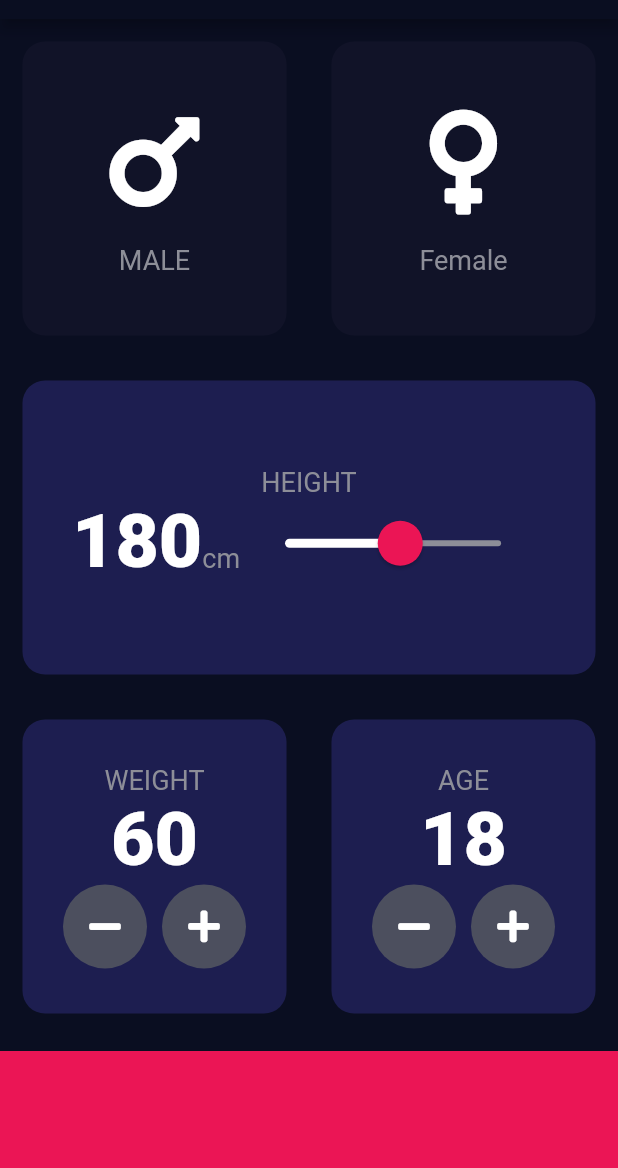
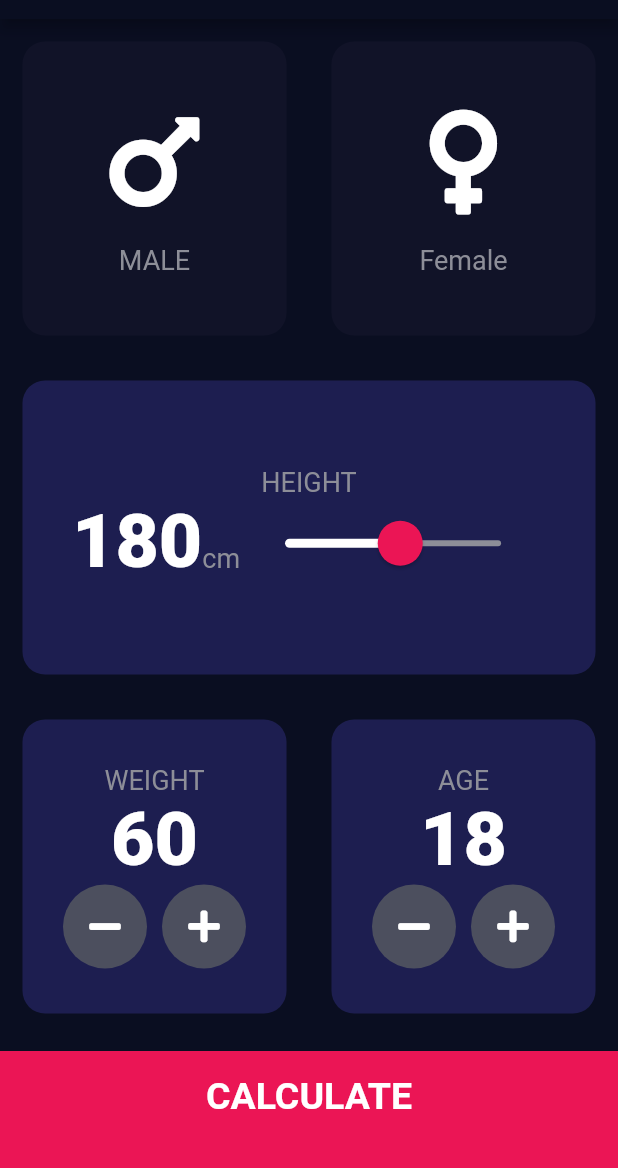
Before and after one commit to NorbertCseh/bmi-calculator-flutter, a Flutter app: the screen it shows after launch, on a phone screen of 412 x 824 dp, the part 65-1233 px from its top. Run offline on Flutter 3.47's test engine with Material 2 defaults, Android fonts, the phone set to English and light mode, and no system bars; our stand-ins replace font_awesome_flutter.

Commit message:
calculator and result page

```diff
--- /dev/null
+++ b/lib/components/bottom_button.dart
@@ -0,0 +1,29 @@
+import 'package:flutter/material.dart';
+
+import '../constants.dart';
+
+class BottomButton extends StatelessWidget {
+  BottomButton({@required this.onTap, @required this.buttonTitle});
+
+  final Function onTap;
+  final String buttonTitle;
+
+  @override
+  Widget build(BuildContext context) {
+    return GestureDetector(
+      onTap: onTap,
+      child: Container(
+        child: Text(
+          buttonTitle,
+          style: kLargeButtonTextStyle,
+        ),
+        color: kBottomContainerColor,
+        margin: EdgeInsets.only(top: 10.0),
+        width: double.infinity,
+        height: kBottomContainerHeight,
+        padding: EdgeInsets.only(bottom: 20.0),
+        alignment: Alignment.center,
+      ),
+    );
+  }
+}
--- a/lib/icon_content.dart
+++ b/lib/components/icon_content.dart
@@ -1,6 +1,6 @@
 import 'package:flutter/material.dart';
 
-import 'constants.dart';
+import '../constants.dart';
 
 class IconContent extends StatelessWidget {
   IconContent({this.icon, this.label});
--- /dev/null
+++ b/lib/components/round_icon_button.dart
@@ -0,0 +1,23 @@
+import 'package:flutter/material.dart';
+
+class RoundIconButton extends StatelessWidget {
+  RoundIconButton({@required this.icon, @required this.onPressed});
+
+  final IconData icon;
+  final Function onPressed;
+
+  @override
+  Widget build(BuildContext context) {
+    return RawMaterialButton(
+      child: Icon(icon),
+      onPressed: onPressed,
+      elevation: 0.0,
+      shape: CircleBorder(),
+      fillColor: Color(0xFF4C4F5E),
+      constraints: BoxConstraints.tightFor(
+        width: 56.0,
+        height: 56.0,
+      ),
+    );
+  }
+}
--- a/lib/main.dart
+++ b/lib/main.dart
@@ -1,6 +1,6 @@
 import 'package:flutter/material.dart';
 
-import 'input_page.dart';
+import 'screens/input_page.dart';
 
 void main() => runApp(BMICalculator());
 
--- a/lib/input_page.dart
+++ b/lib/screens/input_page.dart
@@ -1,10 +1,15 @@
-import 'package:bmi_calculator/reusable_card.dart';
+import 'package:bmi_calculator/calculator_brain.dart';
+import 'package:bmi_calculator/components/reusable_card.dart';
 import 'package:flutter/cupertino.dart';
 import 'package:flutter/material.dart';
 import 'package:font_awesome_flutter/font_awesome_flutter.dart';
 
-import 'constants.dart';
-import 'icon_content.dart';
+import 'file:///D:/Projects/Flutter/bmi_calculator/lib/components/round_icon_button.dart';
+
+import '../components/bottom_button.dart';
+import '../components/icon_content.dart';
+import '../constants.dart';
+import 'results_page.dart';
 
 enum Gender { male, female }
 
@@ -203,36 +208,25 @@ class _InputPageState extends State<InputPage> {
               ],
             ),
           ),
-          Container(
-            color: kBottomContainerColor,
-            margin: EdgeInsets.only(top: 10.0),
-            width: double.infinity,
-            height: kBottomContainerHeight,
+          BottomButton(
+            onTap: () {
+              CalculatorBrain calc =
+                  CalculatorBrain(height: height, weight: weight);
+              Navigator.push(
+                context,
+                MaterialPageRoute(
+                  builder: (context) => ResultPage(
+                    bmiResult: calc.calculateBMI(),
+                    resultText: calc.getResult(),
+                    interpretation: calc.getInterpretation(),
+                  ),
+                ),
+              );
+            },
+            buttonTitle: 'CALCULATE',
           )
         ],
       ),
     );
   }
 }
-
-class RoundIconButton extends StatelessWidget {
-  RoundIconButton({@required this.icon, @required this.onPressed});
-
-  final IconData icon;
-  final Function onPressed;
-
-  @override
-  Widget build(BuildContext context) {
-    return RawMaterialButton(
-      child: Icon(icon),
-      onPressed: onPressed,
-      elevation: 0.0,
-      shape: CircleBorder(),
-      fillColor: Color(0xFF4C4F5E),
-      constraints: BoxConstraints.tightFor(
-        width: 56.0,
-        height: 56.0,
-      ),
-    );
-  }
-}
```
Also changed, not shown: lib/calculator_brain.dart (added, +35 -0 lines), lib/constants.dart (+20 -0 lines), lib/screens/results_page.dart (added, +70 -0 lines), lib/components/reusable_card.dart (renamed from lib/reusable_card.dart).
